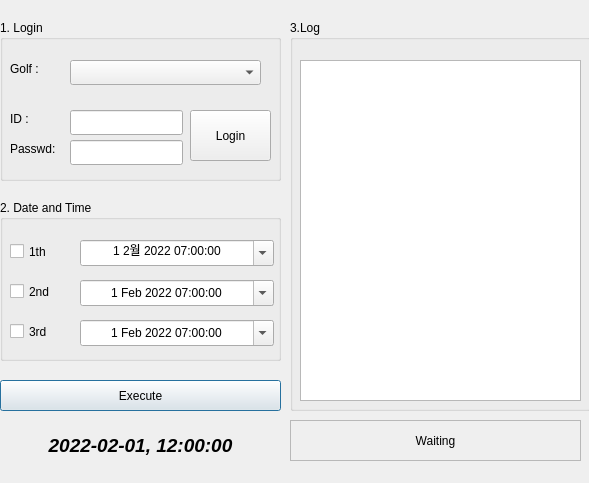
Qt form golf.ui (lima36/study) before a commit.
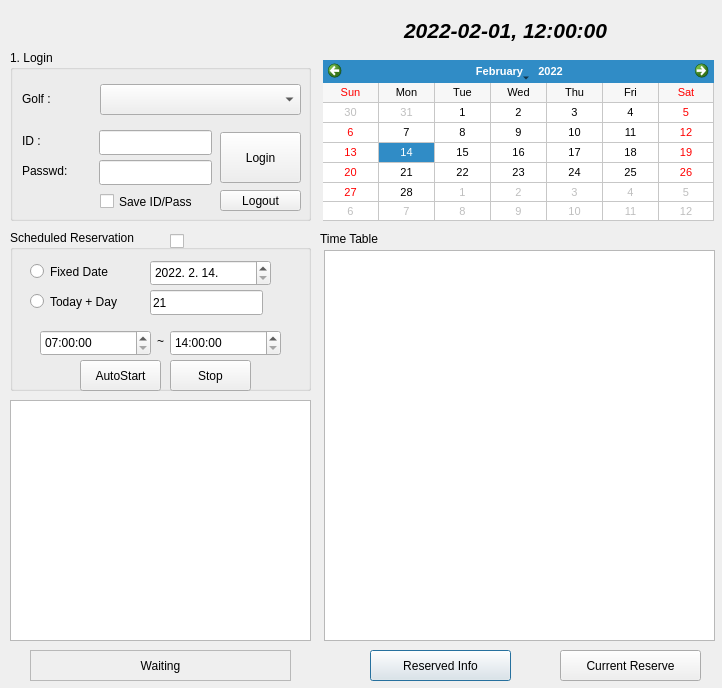
The same form after that commit.

Patch:
```diff
--- a/golf.ui
+++ b/golf.ui
@@ -6,8 +6,8 @@
    <rect>
     <x>0</x>
     <y>0</y>
-    <width>589</width>
-    <height>483</height>
+    <width>722</width>
+    <height>688</height>
    </rect>
   </property>
   <property name="sizePolicy">
@@ -22,10 +22,10 @@
   <widget class="QGroupBox" name="groupBox">
    <property name="geometry">
     <rect>
-     <x>0</x>
-     <y>20</y>
-     <width>281</width>
-     <height>161</height>
+     <x>10</x>
+     <y>50</y>
+     <width>301</width>
+     <height>171</height>
     </rect>
    </property>
    <property name="title">
@@ -34,8 +34,8 @@
    <widget class="QLabel" name="label">
     <property name="geometry">
      <rect>
-      <x>10</x>
-      <y>90</y>
+      <x>12</x>
+      <y>82</y>
       <width>51</width>
       <height>17</height>
      </rect>
@@ -47,8 +47,8 @@
    <widget class="QLabel" name="label_2">
     <property name="geometry">
      <rect>
-      <x>10</x>
-      <y>120</y>
+      <x>12</x>
+      <y>112</y>
       <width>67</width>
       <height>17</height>
      </rect>
@@ -60,8 +60,8 @@
    <widget class="QPushButton" name="login">
     <property name="geometry">
      <rect>
-      <x>190</x>
-      <y>90</y>
+      <x>210</x>
+      <y>82</y>
       <width>81</width>
       <height>51</height>
      </rect>
@@ -79,7 +79,7 @@
    <widget class="QLabel" name="label_3">
     <property name="geometry">
      <rect>
-      <x>10</x>
+      <x>12</x>
       <y>40</y>
       <width>51</width>
       <height>17</height>
@@ -92,18 +92,18 @@
    <widget class="QComboBox" name="golfcourse">
     <property name="geometry">
      <rect>
-      <x>70</x>
-      <y>40</y>
-      <width>191</width>
-      <height>25</height>
+      <x>90</x>
+      <y>34</y>
+      <width>201</width>
+      <height>31</height>
      </rect>
     </property>
    </widget>
    <widget class="QLineEdit" name="id">
     <property name="geometry">
      <rect>
-      <x>70</x>
-      <y>90</y>
+      <x>89</x>
+      <y>80</y>
       <width>113</width>
       <height>25</height>
      </rect>
@@ -112,8 +112,8 @@
    <widget class="QLineEdit" name="password">
     <property name="geometry">
      <rect>
-      <x>70</x>
-      <y>120</y>
+      <x>89</x>
+      <y>110</y>
       <width>113</width>
       <height>25</height>
      </rect>
@@ -122,282 +122,73 @@
      <enum>QLineEdit::Password</enum>
     </property>
    </widget>
+   <widget class="QCheckBox" name="saveIDPASS">
+    <property name="geometry">
+     <rect>
+      <x>90</x>
+      <y>140</y>
+      <width>111</width>
+      <height>23</height>
+     </rect>
+    </property>
+    <property name="text">
+     <string>Save ID/Pass</string>
+    </property>
+   </widget>
+   <widget class="QPushButton" name="logout">
+    <property name="geometry">
+     <rect>
+      <x>210</x>
+      <y>140</y>
+      <width>81</width>
+      <height>21</height>
+     </rect>
+    </property>
+    <property name="text">
+     <string>Logout</string>
+    </property>
+    <property name="default">
+     <bool>true</bool>
+    </property>
+    <property name="flat">
+     <bool>false</bool>
+    </property>
+   </widget>
   </widget>
   <widget class="QPushButton" name="start">
    <property name="geometry">
     <rect>
-     <x>0</x>
-     <y>380</y>
-     <width>281</width>
+     <x>560</x>
+     <y>650</y>
+     <width>141</width>
      <height>31</height>
     </rect>
    </property>
    <property name="text">
-    <string>Execute</string>
+    <string>Current Reserve</string>
    </property>
    <property name="default">
     <bool>true</bool>
    </property>
   </widget>
-  <widget class="QGroupBox" name="groupBox_2">
-   <property name="geometry">
-    <rect>
-     <x>0</x>
-     <y>200</y>
-     <width>281</width>
-     <height>161</height>
-    </rect>
-   </property>
-   <property name="title">
-    <string>2. Date and Time</string>
-   </property>
-   <widget class="QCheckBox" name="checkBox_2">
-    <property name="geometry">
-     <rect>
-      <x>10</x>
-      <y>80</y>
-      <width>61</width>
-      <height>23</height>
-     </rect>
-    </property>
-    <property name="text">
-     <string>2nd</string>
-    </property>
-   </widget>
-   <widget class="QCheckBox" name="checkBox_1">
-    <property name="geometry">
-     <rect>
-      <x>10</x>
-      <y>40</y>
-      <width>61</width>
-      <height>23</height>
-     </rect>
-    </property>
-    <property name="text">
-     <string>1th</string>
-    </property>
-   </widget>
-   <widget class="QDateTimeEdit" name="dateTimeEdit_1">
-    <property name="geometry">
-     <rect>
-      <x>80</x>
-      <y>40</y>
-      <width>194</width>
-      <height>26</height>
-     </rect>
-    </property>
-    <property name="locale">
-     <locale language="Korean" country="SouthKorea"/>
-    </property>
-    <property name="wrapping">
-     <bool>true</bool>
-    </property>
-    <property name="alignment">
-     <set>Qt::AlignCenter</set>
-    </property>
-    <property name="showGroupSeparator" stdset="0">
-     <bool>true</bool>
-    </property>
-    <property name="date">
-     <date>
-      <year>2022</year>
-      <month>2</month>
-      <day>1</day>
-     </date>
-    </property>
-    <property name="time">
-     <time>
-      <hour>7</hour>
-      <minute>0</minute>
-      <second>0</second>
-     </time>
-    </property>
-    <property name="minimumDate">
-     <date>
-      <year>2022</year>
-      <month>2</month>
-      <day>1</day>
-     </date>
-    </property>
-    <property name="currentSection">
-     <enum>QDateTimeEdit::DaySection</enum>
-    </property>
-    <property name="calendarPopup">
-     <bool>true</bool>
-    </property>
-   </widget>
-   <widget class="QDateTimeEdit" name="dateTimeEdit_2">
-    <property name="geometry">
-     <rect>
-      <x>80</x>
-      <y>80</y>
-      <width>194</width>
-      <height>26</height>
-     </rect>
-    </property>
-    <property name="alignment">
-     <set>Qt::AlignCenter</set>
-    </property>
-    <property name="date">
-     <date>
-      <year>2022</year>
-      <month>2</month>
-      <day>1</day>
-     </date>
-    </property>
-    <property name="time">
-     <time>
-      <hour>7</hour>
-      <minute>0</minute>
-      <second>0</second>
-     </time>
-    </property>
-    <property name="minimumDate">
-     <date>
-      <year>2022</year>
-      <month>2</month>
-      <day>1</day>
-     </date>
-    </property>
-    <property name="maximumTime">
-     <time>
-      <hour>16</hour>
-      <minute>59</minute>
-      <second>59</second>
-     </time>
-    </property>
-    <property name="minimumTime">
-     <time>
-      <hour>6</hour>
-      <minute>0</minute>
-      <second>0</second>
-     </time>
-    </property>
-    <property name="currentSection">
-     <enum>QDateTimeEdit::DaySection</enum>
-    </property>
-    <property name="calendarPopup">
-     <bool>true</bool>
-    </property>
-   </widget>
-   <widget class="QDateTimeEdit" name="dateTimeEdit_3">
-    <property name="geometry">
-     <rect>
-      <x>80</x>
-      <y>120</y>
-      <width>194</width>
-      <height>26</height>
-     </rect>
-    </property>
-    <property name="alignment">
-     <set>Qt::AlignCenter</set>
-    </property>
-    <property name="correctionMode">
-     <enum>QAbstractSpinBox::CorrectToNearestValue</enum>
-    </property>
-    <property name="keyboardTracking">
-     <bool>true</bool>
-    </property>
-    <property name="date">
-     <date>
-      <year>2022</year>
-      <month>2</month>
-      <day>1</day>
-     </date>
-    </property>
-    <property name="time">
-     <time>
-      <hour>7</hour>
-      <minute>0</minute>
-      <second>0</second>
-     </time>
-    </property>
-    <property name="minimumDate">
-     <date>
-      <year>2022</year>
-      <month>2</month>
-      <day>1</day>
-     </date>
-    </property>
-    <property name="maximumTime">
-     <time>
-      <hour>16</hour>
-      <minute>59</minute>
-      <second>59</second>
-     </time>
-    </property>
-    <property name="minimumTime">
-     <time>
-      <hour>6</hour>
-      <minute>0</minute>
-      <second>0</second>
-     </time>
-    </property>
-    <property name="currentSection">
-     <enum>QDateTimeEdit::DaySection</enum>
-    </property>
-    <property name="calendarPopup">
-     <bool>true</bool>
-    </property>
-   </widget>
-   <widget class="QCheckBox" name="checkBox_3">
-    <property name="geometry">
-     <rect>
-      <x>10</x>
-      <y>120</y>
-      <width>61</width>
-      <height>23</height>
-     </rect>
-    </property>
-    <property name="text">
-     <string>3rd</string>
-    </property>
-   </widget>
-  </widget>
-  <widget class="QPlainTextEdit" name="log">
-   <property name="geometry">
-    <rect>
-     <x>300</x>
-     <y>60</y>
-     <width>281</width>
-     <height>341</height>
-    </rect>
-   </property>
-   <property name="inputMethodHints">
-    <set>Qt::ImhMultiLine</set>
-   </property>
-   <property name="readOnly">
-    <bool>true</bool>
-   </property>
-  </widget>
-  <widget class="QGroupBox" name="groupbox">
-   <property name="geometry">
-    <rect>
-     <x>290</x>
-     <y>20</y>
-     <width>301</width>
-     <height>391</height>
-    </rect>
-   </property>
-   <property name="title">
-    <string>3.Log</string>
-   </property>
-  </widget>
   <widget class="QLabel" name="status">
    <property name="enabled">
     <bool>true</bool>
    </property>
    <property name="geometry">
     <rect>
-     <x>290</x>
-     <y>420</y>
-     <width>291</width>
-     <height>41</height>
+     <x>30</x>
+     <y>650</y>
+     <width>261</width>
+     <height>31</height>
     </rect>
    </property>
    <property name="frameShape">
     <enum>QFrame::StyledPanel</enum>
    </property>
+   <property name="lineWidth">
+    <number>0</number>
+   </property>
    <property name="text">
     <string>Waiting</string>
    </property>
@@ -408,15 +199,15 @@
   <widget class="QLabel" name="showtime">
    <property name="geometry">
     <rect>
-     <x>10</x>
-     <y>430</y>
-     <width>261</width>
-     <height>31</height>
+     <x>400</x>
+     <y>10</y>
+     <width>211</width>
+     <height>41</height>
     </rect>
    </property>
    <property name="font">
     <font>
-     <pointsize>14</pointsize>
+     <pointsize>16</pointsize>
      <weight>75</weight>
      <italic>true</italic>
      <bold>true</bold>
@@ -429,13 +220,341 @@
     <set>Qt::AlignCenter</set>
    </property>
   </widget>
-  <zorder>groupbox</zorder>
-  <zorder>groupBox_2</zorder>
-  <zorder>groupBox</zorder>
-  <zorder>start</zorder>
-  <zorder>log</zorder>
-  <zorder>status</zorder>
-  <zorder>showtime</zorder>
+  <widget class="QListWidget" name="listWidget">
+   <property name="geometry">
+    <rect>
+     <x>324</x>
+     <y>250</y>
+     <width>391</width>
+     <height>391</height>
+    </rect>
+   </property>
+  </widget>
+  <widget class="QCalendarWidget" name="calendarWidget">
+   <property name="geometry">
+    <rect>
+     <x>323</x>
+     <y>60</y>
+     <width>391</width>
+     <height>161</height>
+    </rect>
+   </property>
+   <property name="minimumSize">
+    <size>
+     <width>300</width>
+     <height>100</height>
+    </size>
+   </property>
+   <property name="maximumSize">
+    <size>
+     <width>400</width>
+     <height>200</height>
+    </size>
+   </property>
+   <property name="font">
+    <font>
+     <pointsize>8</pointsize>
+     <kerning>true</kerning>
+    </font>
+   </property>
+   <property name="cursor">
+    <cursorShape>WaitCursor</cursorShape>
+   </property>
+   <property name="mouseTracking">
+    <bool>false</bool>
+   </property>
+   <property name="accessibleDescription">
+    <string/>
+   </property>
+   <property name="autoFillBackground">
+    <bool>true</bool>
+   </property>
+   <property name="selectedDate">
+    <date>
+     <year>2022</year>
+     <month>2</month>
+     <day>14</day>
+    </date>
+   </property>
+   <property name="minimumDate">
+    <date>
+     <year>2022</year>
+     <month>1</month>
+     <day>1</day>
+    </date>
+   </property>
+   <property name="firstDayOfWeek">
+    <enum>Qt::Sunday</enum>
+   </property>
+   <property name="gridVisible">
+    <bool>true</bool>
+   </property>
+   <property name="horizontalHeaderFormat">
+    <enum>QCalendarWidget::ShortDayNames</enum>
+   </property>
+   <property name="verticalHeaderFormat">
+    <enum>QCalendarWidget::NoVerticalHeader</enum>
+   </property>
+  </widget>
+  <widget class="QPlainTextEdit" name="log">
+   <property name="geometry">
+    <rect>
+     <x>10</x>
+     <y>400</y>
+     <width>301</width>
+     <height>241</height>
+    </rect>
+   </property>
+   <property name="inputMethodHints">
+    <set>Qt::ImhMultiLine</set>
+   </property>
+   <property name="readOnly">
+    <bool>true</bool>
+   </property>
+  </widget>
+  <widget class="QLabel" name="label_4">
+   <property name="geometry">
+    <rect>
+     <x>320</x>
+     <y>230</y>
+     <width>131</width>
+     <height>17</height>
+    </rect>
+   </property>
+   <property name="text">
+    <string>Time Table</string>
+   </property>
+  </widget>
+  <widget class="QGroupBox" name="groupBox_2">
+   <property name="geometry">
+    <rect>
+     <x>10</x>
+     <y>230</y>
+     <width>301</width>
+     <height>161</height>
+    </rect>
+   </property>
+   <property name="title">
+    <string>Scheduled Reservation</string>
+   </property>
+   <widget class="QCheckBox" name="checkBox_auto">
+    <property name="geometry">
+     <rect>
+      <x>160</x>
+      <y>0</y>
+      <width>21</width>
+      <height>23</height>
+     </rect>
+    </property>
+    <property name="text">
+     <string/>
+    </property>
+   </widget>
+   <widget class="QPushButton" name="auto_start">
+    <property name="geometry">
+     <rect>
+      <x>70</x>
+      <y>130</y>
+      <width>81</width>
+      <height>31</height>
+     </rect>
+    </property>
+    <property name="text">
+     <string>AutoStart</string>
+    </property>
+    <property name="default">
+     <bool>true</bool>
+    </property>
+   </widget>
+   <widget class="QDateEdit" name="target_date">
+    <property name="geometry">
+     <rect>
+      <x>140</x>
+      <y>30</y>
+      <width>121</width>
+      <height>26</height>
+     </rect>
+    </property>
+    <property name="cursor">
+     <cursorShape>WaitCursor</cursorShape>
+    </property>
+    <property name="dateTime">
+     <datetime>
+      <hour>0</hour>
+      <minute>0</minute>
+      <second>0</second>
+      <year>2022</year>
+      <month>2</month>
+      <day>14</day>
+     </datetime>
+    </property>
+    <property name="time">
+     <time>
+      <hour>0</hour>
+      <minute>0</minute>
+      <second>0</second>
+     </time>
+    </property>
+    <property name="minimumDateTime">
+     <datetime>
+      <hour>0</hour>
+      <minute>0</minute>
+      <second>0</second>
+      <year>2022</year>
+      <month>2</month>
+      <day>1</day>
+     </datetime>
+    </property>
+    <property name="minimumDate">
+     <date>
+      <year>2022</year>
+      <month>2</month>
+      <day>1</day>
+     </date>
+    </property>
+    <property name="maximumTime">
+     <time>
+      <hour>23</hour>
+      <minute>59</minute>
+      <second>59</second>
+     </time>
+    </property>
+    <property name="minimumTime">
+     <time>
+      <hour>0</hour>
+      <minute>0</minute>
+      <second>0</second>
+     </time>
+    </property>
+    <property name="displayFormat">
+     <string>yyyy. M. d.</string>
+    </property>
+   </widget>
+   <widget class="QLabel" name="label_9">
+    <property name="geometry">
+     <rect>
+      <x>130</x>
+      <y>100</y>
+      <width>41</width>
+      <height>21</height>
+     </rect>
+    </property>
+    <property name="text">
+     <string>~</string>
+    </property>
+    <property name="alignment">
+     <set>Qt::AlignCenter</set>
+    </property>
+   </widget>
+   <widget class="QTimeEdit" name="target_time_end">
+    <property name="geometry">
+     <rect>
+      <x>160</x>
+      <y>100</y>
+      <width>111</width>
+      <height>26</height>
+     </rect>
+    </property>
+    <property name="minimumTime">
+     <time>
+      <hour>14</hour>
+      <minute>0</minute>
+      <second>0</second>
+     </time>
+    </property>
+   </widget>
+   <widget class="QTimeEdit" name="target_time_start">
+    <property name="geometry">
+     <rect>
+      <x>30</x>
+      <y>100</y>
+      <width>111</width>
+      <height>26</height>
+     </rect>
+    </property>
+    <property name="minimumTime">
+     <time>
+      <hour>7</hour>
+      <minute>0</minute>
+      <second>0</second>
+     </time>
+    </property>
+   </widget>
+   <widget class="QPushButton" name="auto_stop">
+    <property name="geometry">
+     <rect>
+      <x>160</x>
+      <y>130</y>
+      <width>81</width>
+      <height>31</height>
+     </rect>
+    </property>
+    <property name="text">
+     <string>Stop</string>
+    </property>
+    <property name="default">
+     <bool>true</bool>
+    </property>
+   </widget>
+   <widget class="QRadioButton" name="radio_fixed">
+    <property name="geometry">
+     <rect>
+      <x>20</x>
+      <y>30</y>
+      <width>112</width>
+      <height>23</height>
+     </rect>
+    </property>
+    <property name="text">
+     <string>Fixed Date</string>
+    </property>
+   </widget>
+   <widget class="QRadioButton" name="radio_plusday">
+    <property name="geometry">
+     <rect>
+      <x>20</x>
+      <y>60</y>
+      <width>112</width>
+      <height>23</height>
+     </rect>
+    </property>
+    <property name="text">
+     <string>Today + Day</string>
+    </property>
+   </widget>
+   <widget class="QLineEdit" name="plusday">
+    <property name="geometry">
+     <rect>
+      <x>140</x>
+      <y>60</y>
+      <width>113</width>
+      <height>25</height>
+     </rect>
+    </property>
+    <property name="inputMask">
+     <string>00</string>
+    </property>
+    <property name="text">
+     <string>21</string>
+    </property>
+   </widget>
+  </widget>
+  <widget class="QPushButton" name="get_reserved_info">
+   <property name="geometry">
+    <rect>
+     <x>370</x>
+     <y>650</y>
+     <width>141</width>
+     <height>31</height>
+    </rect>
+   </property>
+   <property name="text">
+    <string>Reserved Info</string>
+   </property>
+   <property name="default">
+    <bool>true</bool>
+   </property>
+  </widget>
  </widget>
  <resources/>
  <connections/>
```
Left out of the diff: 4 changed lines with no effect on the pictures.
